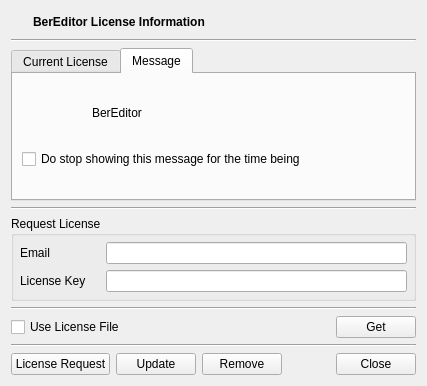
jykim74/BerEditor, file BerEditor/lcn_info_dlg.ui: the form before one commit.
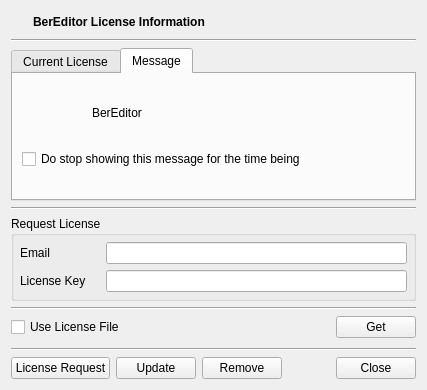
The form after the commit. The open tabs and pages were chosen to show the change. Icons and pictures are not drawn.

```diff
--- a/BerEditor/lcn_info_dlg.ui
+++ b/BerEditor/lcn_info_dlg.ui
@@ -7,7 +7,7 @@
     <x>0</x>
     <y>0</y>
     <width>427</width>
-    <height>380</height>
+    <height>390</height>
    </rect>
   </property>
   <property name="windowTitle">
```
Left out of the diff: 11 changed lines with no effect on the pictures.
